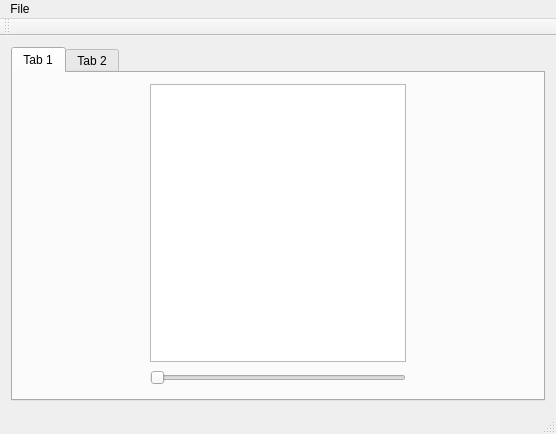
fkorsa/GridTimedEditor, file mainwindow.ui: the form before one commit.
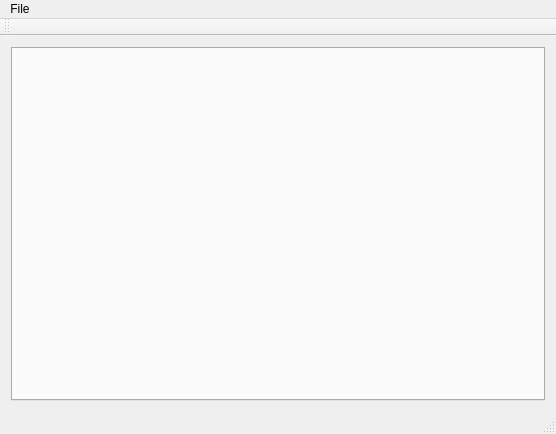
The form after the commit. Custom widgets are drawn as their Qt base class.

```diff
--- a/mainwindow.ui
+++ b/mainwindow.ui
@@ -20,86 +20,9 @@
       <property name="currentIndex">
        <number>0</number>
       </property>
-      <widget class="QWidget" name="tab">
-       <attribute name="title">
-        <string>Tab 1</string>
-       </attribute>
-       <layout class="QGridLayout" name="gridLayout_3">
-        <item row="0" column="1">
-         <widget class="MainCanvas" name="graphicsView"/>
-        </item>
-        <item row="1" column="1">
-         <widget class="QSlider" name="timeSlider">
-          <property name="orientation">
-           <enum>Qt::Horizontal</enum>
-          </property>
-         </widget>
-        </item>
-        <item row="0" column="0">
-         <spacer name="horizontalSpacer">
-          <property name="orientation">
-           <enum>Qt::Horizontal</enum>
-          </property>
-          <property name="sizeType">
-           <enum>QSizePolicy::MinimumExpanding</enum>
-          </property>
-          <property name="sizeHint" stdset="0">
-           <size>
-            <width>40</width>
-            <height>20</height>
-           </size>
-          </property>
-         </spacer>
-        </item>
-        <item row="0" column="2">
-         <spacer name="horizontalSpacer_2">
-          <property name="orientation">
-           <enum>Qt::Horizontal</enum>
-          </property>
-          <property name="sizeType">
-           <enum>QSizePolicy::MinimumExpanding</enum>
-          </property>
-          <property name="sizeHint" stdset="0">
-           <size>
-            <width>40</width>
-            <height>20</height>
-           </size>
-          </property>
-         </spacer>
-        </item>
-        <item row="1" column="2">
-         <spacer name="horizontalSpacer_3">
-          <property name="orientation">
-           <enum>Qt::Horizontal</enum>
-          </property>
-          <property name="sizeHint" stdset="0">
-           <size>
-            <width>40</width>
-            <height>20</height>
-           </size>
-          </property>
-         </spacer>
-        </item>
-        <item row="1" column="0">
-         <spacer name="horizontalSpacer_4">
-          <property name="orientation">
-           <enum>Qt::Horizontal</enum>
-          </property>
-          <property name="sizeHint" stdset="0">
-           <size>
-            <width>40</width>
-            <height>20</height>
-           </size>
-          </property>
-         </spacer>
-        </item>
-       </layout>
-      </widget>
-      <widget class="QWidget" name="tab_2">
-       <attribute name="title">
-        <string>Tab 2</string>
-       </attribute>
-      </widget>
+      <property name="tabsClosable">
+       <bool>true</bool>
+      </property>
      </widget>
     </item>
    </layout>
@@ -149,13 +72,6 @@
   </action>
  </widget>
  <layoutdefault spacing="6" margin="11"/>
- <customwidgets>
-  <customwidget>
-   <class>MainCanvas</class>
-   <extends>QGraphicsView</extends>
-   <header>maincanvas.h</header>
-  </customwidget>
- </customwidgets>
  <resources/>
  <connections/>
 </ui>
```
Left out of the diff: 11 changed lines with no effect on the pictures.
